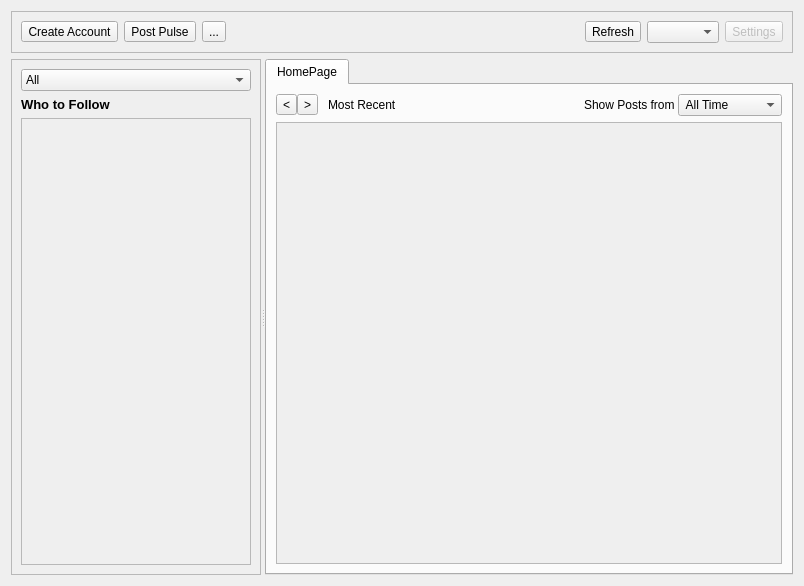
RetroShare/RetroShare, file retroshare-gui/src/gui/TheWire/WireDialog.ui: the form before one commit.
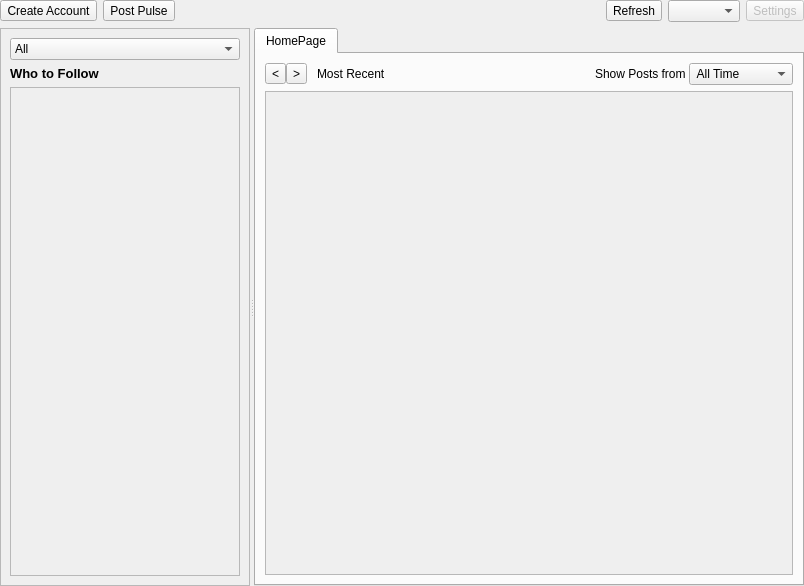
The form after the commit. Icons and pictures are not drawn.

Diff of the .ui file:
```diff
--- a/retroshare-gui/src/gui/TheWire/WireDialog.ui
+++ b/retroshare-gui/src/gui/TheWire/WireDialog.ui
@@ -20,6 +20,18 @@
    <string/>
   </property>
   <layout class="QVBoxLayout" name="verticalLayout_5">
+   <property name="leftMargin">
+    <number>0</number>
+   </property>
+   <property name="topMargin">
+    <number>0</number>
+   </property>
+   <property name="rightMargin">
+    <number>0</number>
+   </property>
+   <property name="bottomMargin">
+    <number>0</number>
+   </property>
    <item>
     <widget class="QFrame" name="frame_toolbar">
      <property name="sizePolicy">
@@ -29,12 +41,24 @@
       </sizepolicy>
      </property>
      <property name="frameShape">
-      <enum>QFrame::StyledPanel</enum>
+      <enum>QFrame::NoFrame</enum>
      </property>
      <property name="frameShadow">
-      <enum>QFrame::Raised</enum>
+      <enum>QFrame::Plain</enum>
      </property>
      <layout class="QHBoxLayout" name="horizontalLayout">
+      <property name="leftMargin">
+       <number>0</number>
+      </property>
+      <property name="topMargin">
+       <number>0</number>
+      </property>
+      <property name="rightMargin">
+       <number>0</number>
+      </property>
+      <property name="bottomMargin">
+       <number>0</number>
+      </property>
       <item>
        <widget class="QToolButton" name="toolButton_createAccount">
         <property name="text">
@@ -63,13 +87,6 @@
         </property>
        </widget>
       </item>
-      <item>
-       <widget class="QToolButton" name="toolButton_5">
-        <property name="text">
-         <string>...</string>
-        </property>
-       </widget>
-      </item>
       <item>
        <spacer name="horizontalSpacer">
         <property name="orientation">
@@ -192,7 +209,7 @@
             <x>0</x>
             <y>0</y>
             <width>228</width>
-            <height>442</height>
+            <height>488</height>
            </rect>
           </property>
           <layout class="QVBoxLayout" name="verticalLayout_4">
@@ -357,8 +374,8 @@
             <rect>
              <x>0</x>
              <y>0</y>
-             <width>508</width>
-             <height>435</height>
+             <width>523</width>
+             <height>484</height>
             </rect>
            </property>
            <property name="styleSheet">
```
Left out of the diff: 8 changed lines with no effect on the pictures.
